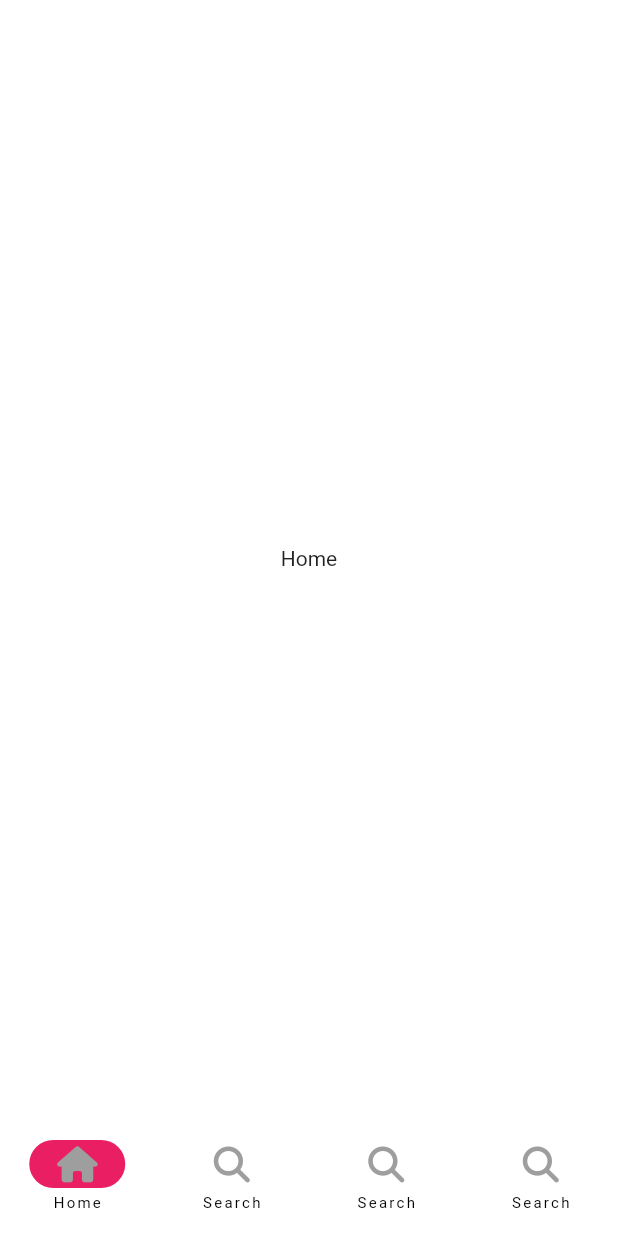
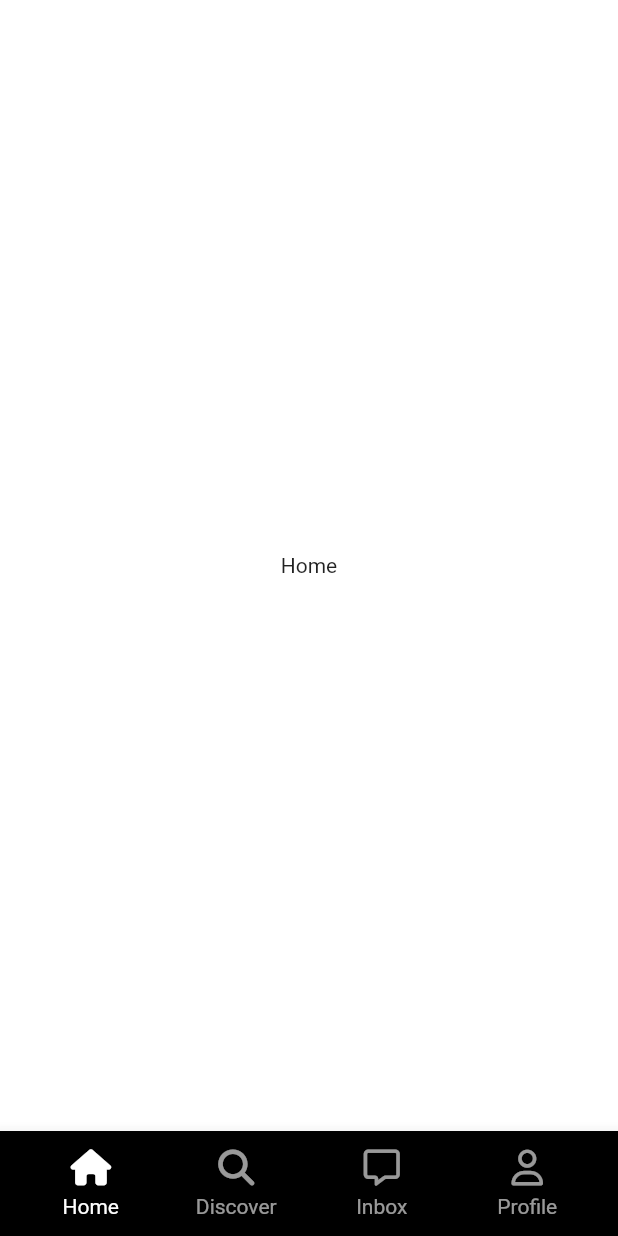
Before and after one commit to sangmin4208/tiktok_clone, a Flutter app: the screen it shows after launch, on a phone screen of 412 x 824 dp. Run offline on Flutter 3.47's test engine with Material 2 defaults, Android fonts, the phone set to English and light mode, and no system bars; our stand-ins replace font_awesome_flutter.

Commit message:
😇 #6.5 Stateful Navigation part One

```diff
--- a/lib/features/main_navigation/main_navigation_screen.dart
+++ b/lib/features/main_navigation/main_navigation_screen.dart
@@ -1,5 +1,7 @@
 import 'package:flutter/material.dart';
 import 'package:font_awesome_flutter/font_awesome_flutter.dart';
+import 'package:tiktok_clone/const/sizes.dart';
+import 'package:tiktok_clone/features/main_navigation/widgets/nav_tab.dart';
 
 class MainNavigationScreen extends StatefulWidget {
   const MainNavigationScreen({super.key});
@@ -29,7 +31,7 @@ class _MainNavigationScreenState extends State<MainNavigationScreen> {
 
   int _selectedIndex = 0;
 
-  _onDestinationSelected(int index) {
+  _onNavTab(int index) {
     setState(() {
       _selectedIndex = index;
     });
@@ -39,29 +41,42 @@ class _MainNavigationScreenState extends State<MainNavigationScreen> {
   Widget build(BuildContext context) {
     return Scaffold(
       body: screens[_selectedIndex],
-      bottomNavigationBar: NavigationBar(
-        selectedIndex: _selectedIndex,
-        onDestinationSelected: _onDestinationSelected,
-        destinations: const [
-          NavigationDestination(
-            icon: FaIcon(
-              FontAwesomeIcons.house,
-            ),
-            label: 'Home',
+      bottomNavigationBar: BottomAppBar(
+        color: Colors.black,
+        child: Padding(
+          padding: const EdgeInsets.all(
+            Sizes.size12,
           ),
-          NavigationDestination(
-            icon: FaIcon(FontAwesomeIcons.magnifyingGlass),
-            label: 'Search',
+          child: Row(
+            mainAxisAlignment: MainAxisAlignment.spaceAround,
+            children: [
+              NavTab(
+                icon: FontAwesomeIcons.house,
+                label: 'Home',
+                isSelected: _selectedIndex == 0,
+                onTab: () => _onNavTab(0),
+              ),
+              NavTab(
+                icon: FontAwesomeIcons.magnifyingGlass,
+                label: 'Discover',
+                isSelected: _selectedIndex == 1,
+                onTab: () => _onNavTab(1),
+              ),
+              NavTab(
+                icon: FontAwesomeIcons.message,
+                label: 'Inbox',
+                isSelected: _selectedIndex == 3,
+                onTab: () => _onNavTab(3),
+              ),
+              NavTab(
+                icon: FontAwesomeIcons.user,
+                label: 'Profile',
+                isSelected: _selectedIndex == 4,
+                onTab: () => _onNavTab(4),
+              ),
+            ],
           ),
-          NavigationDestination(
-            icon: FaIcon(FontAwesomeIcons.magnifyingGlass),
-            label: 'Search',
-          ),
-          NavigationDestination(
-            icon: FaIcon(FontAwesomeIcons.magnifyingGlass),
-            label: 'Search',
-          ),
-        ],
+        ),
       ),
     );
   }
--- /dev/null
+++ b/lib/features/main_navigation/widgets/nav_tab.dart
@@ -0,0 +1,51 @@
+import 'package:flutter/material.dart';
+import 'package:font_awesome_flutter/font_awesome_flutter.dart';
+
+class NavTab extends StatelessWidget {
+  const NavTab({
+    super.key,
+    required this.icon,
+    required this.label,
+    required this.isSelected,
+    required this.onTab,
+  });
+
+  final IconData icon;
+  final String label;
+  final bool isSelected;
+  final VoidCallback onTab;
+
+  @override
+  Widget build(BuildContext context) {
+    return Expanded(
+      child: GestureDetector(
+        onTap: onTab,
+        child: Container(
+          color: Colors.transparent,
+          child: AnimatedOpacity(
+            opacity: isSelected ? 1 : 0.6,
+            duration: const Duration(milliseconds: 400),
+            child: Column(
+              mainAxisSize: MainAxisSize.min,
+              children: [
+                FaIcon(
+                  icon,
+                  color: Colors.white,
+                ),
+                const SizedBox(
+                  height: 6,
+                ),
+                Text(
+                  label,
+                  style: const TextStyle(
+                    color: Colors.white,
+                  ),
+                ),
+              ],
+            ),
+          ),
+        ),
+      ),
+    );
+  }
+}
```
